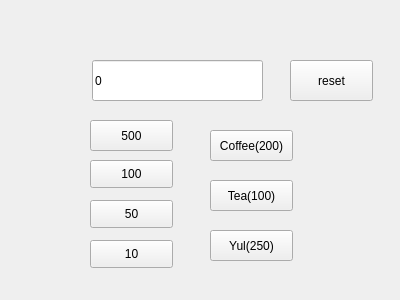
This is vending_machine/widget.ui in legible01/School_Project as Qt 5 draws it before an edit. The edited form follows.
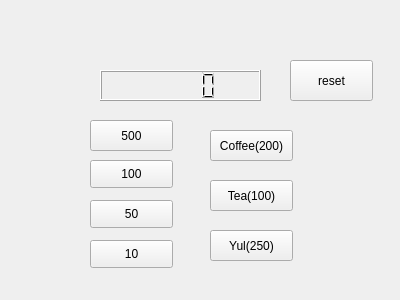
This is the edited form.

Commit message: delete overlaped codes and initialize

Diff of the .ui file:
```diff
--- a/vending_machine/widget.ui
+++ b/vending_machine/widget.ui
@@ -26,19 +26,6 @@
     <string>reset</string>
    </property>
   </widget>
-  <widget class="QLineEdit" name="leMoney">
-   <property name="geometry">
-    <rect>
-     <x>92</x>
-     <y>60</y>
-     <width>171</width>
-     <height>41</height>
-    </rect>
-   </property>
-   <property name="text">
-    <string>0</string>
-   </property>
-  </widget>
   <widget class="QPushButton" name="pb500">
    <property name="geometry">
     <rect>
@@ -136,6 +123,22 @@
     <string>Yul(250)</string>
    </property>
   </widget>
+  <widget class="QLCDNumber" name="leMoney">
+   <property name="geometry">
+    <rect>
+     <x>100</x>
+     <y>70</y>
+     <width>161</width>
+     <height>31</height>
+    </rect>
+   </property>
+   <property name="digitCount">
+    <number>5</number>
+   </property>
+   <property name="intValue" stdset="0">
+    <number>0</number>
+   </property>
+  </widget>
  </widget>
  <layoutdefault spacing="6" margin="11"/>
  <resources/>
```
The commit also changes 2 other files.
